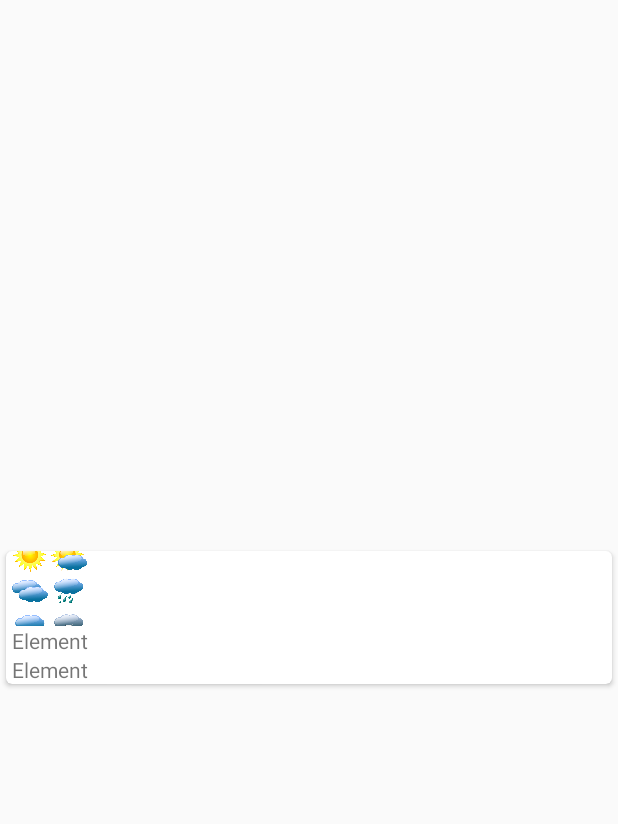
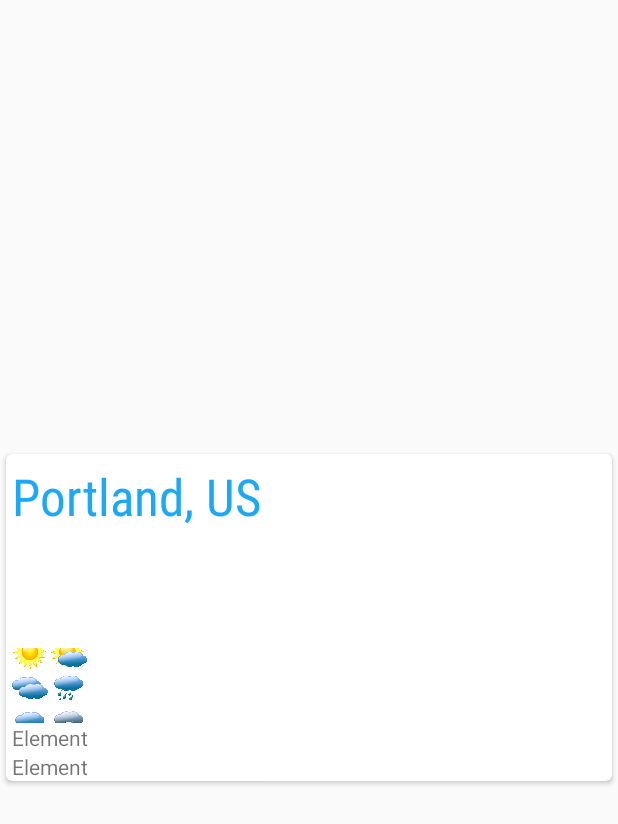
Before and after one commit to rcgonzalezf/weather-app-demo, an Android app: the layout weather_row.xml on its own in the app's theme, with its tools: preview values and no code run, on a phone screen of 412 x 824 dp. Shown: the top 824 px of the screen. Run offline under Robolectric (Android 15) with nearby library versions, the phone set to English and light mode, and no system bars.

Commit message:
Adding a better design and informing the data. - adding an overload of the map method to get an idea how it's going to look with less items.

```diff
--- a/weather-app/src/main/java/rcgonzalezf/org/weather/WeatherActivity.java
+++ b/weather-app/src/main/java/rcgonzalezf/org/weather/WeatherActivity.java
@@ -32,7 +32,7 @@ public class WeatherActivity extends BaseActivity implements ModelAdapter.OnItem
 
   @Override public void onSuccess(ApiResponse apiResponse) {
     final List<Forecast> forecastList = new ForecastMapper().withData(apiResponse.getData())
-        .map();
+        .map(10);
     runOnUiThread(new Runnable() {
       @Override public void run() {
         mAdapter.setItems(forecastList);
--- a/weather-app/src/main/java/rcgonzalezf/org/weather/models/Forecast.java
+++ b/weather-app/src/main/java/rcgonzalezf/org/weather/models/Forecast.java
@@ -109,7 +109,7 @@ public class Forecast implements WeatherViewModel {
     mWeatherId = weatherId;
   }
 
-  public String getCountry() {
+  @Override public String getCountry() {
     return mCountry;
   }
 
--- a/weather-app/src/main/java/rcgonzalezf/org/weather/models/WeatherViewModel.java
+++ b/weather-app/src/main/java/rcgonzalezf/org/weather/models/WeatherViewModel.java
@@ -17,4 +17,6 @@ public interface WeatherViewModel extends Parcelable {
   String getDateTime();
 
   int getWeatherId();
+
+  String getCountry();
 }
--- a/weather-app/src/main/res/layout/weather_row.xml
+++ b/weather-app/src/main/res/layout/weather_row.xml
@@ -18,6 +18,36 @@
         android:paddingLeft="@dimen/list_item_vertical_margin"
         android:paddingRight="@dimen/list_item_vertical_margin"
         >
+
+        <TextView
+            android:fontFamily="sans-serif-condensed"
+            android:id="@+id/detail_location_name"
+            android:layout_height="wrap_content"
+            android:layout_width="wrap_content"
+            android:layout_marginBottom="25dp"
+            android:paddingTop="5dp"
+            android:ellipsize="end"
+            android:singleLine="true"
+            android:textColor="@color/blue"
+            android:textSize="34sp"
+            tools:text="Portland, US"
+            />
+
+        <TextView
+            android:fontFamily="sans-serif"
+            android:id="@+id/day_textview"
+            android:layout_height="wrap_content"
+            android:layout_width="wrap_content"
+            android:textColor="@color/black"
+            android:textSize="23sp" />
+
+        <TextView
+            android:fontFamily="sans-serif-condensed"
+            android:id="@+id/detail_date_textview"
+            android:layout_height="wrap_content"
+            android:layout_width="wrap_content"
+            android:textColor="@color/colorPrimaryDark"
+            android:textSize="16sp" />
 
         <ImageView
             android:layout_width="50dp"
--- a/weather-app/src/main/res/values/colors.xml
+++ b/weather-app/src/main/res/values/colors.xml
@@ -3,4 +3,6 @@
     <color name="colorPrimary">#3F51B5</color>
     <color name="colorPrimaryDark">#303F9F</color>
     <color name="colorAccent">#FF4081</color>
+    <color name="blue">#FF1CA8F4</color>
+    <color name="black">#001000</color>
 </resources>
--- /dev/null
+++ b/weather-app/src/main/res/values/formats.xml
@@ -0,0 +1,5 @@
+<?xml version="1.0" encoding="utf-8"?>
+<resources>
+  <string name="location_display_format"
+      translatable="false">%1$s, %2$s</string>
+</resources>
--- a/weather-app/src/main/res/values/strings.xml
+++ b/weather-app/src/main/res/values/strings.xml
@@ -6,5 +6,7 @@
   <string name="home">Home</string>
   <string name="location_off_msg">Unable to retrieve the location. Please check your settings.</string>
   <string name="no_internet_msg">No network. Please check your internet connection.</string>
+  <string name="today">Today</string>
+  <string name="tomorrow">Tomorrow</string>
 
 </resources>
```
Also changed, not shown: weather-app/src/main/java/rcgonzalezf/org/weather/adapters/ModelAdapter.java (+16 -0 lines), weather-app/src/main/java/rcgonzalezf/org/weather/models/ForecastMapper.java (+15 -1 lines), weather-app/src/main/java/rcgonzalezf/org/weather/utils/ForecastUtils.java (+33 -0 lines), 1 other file.
